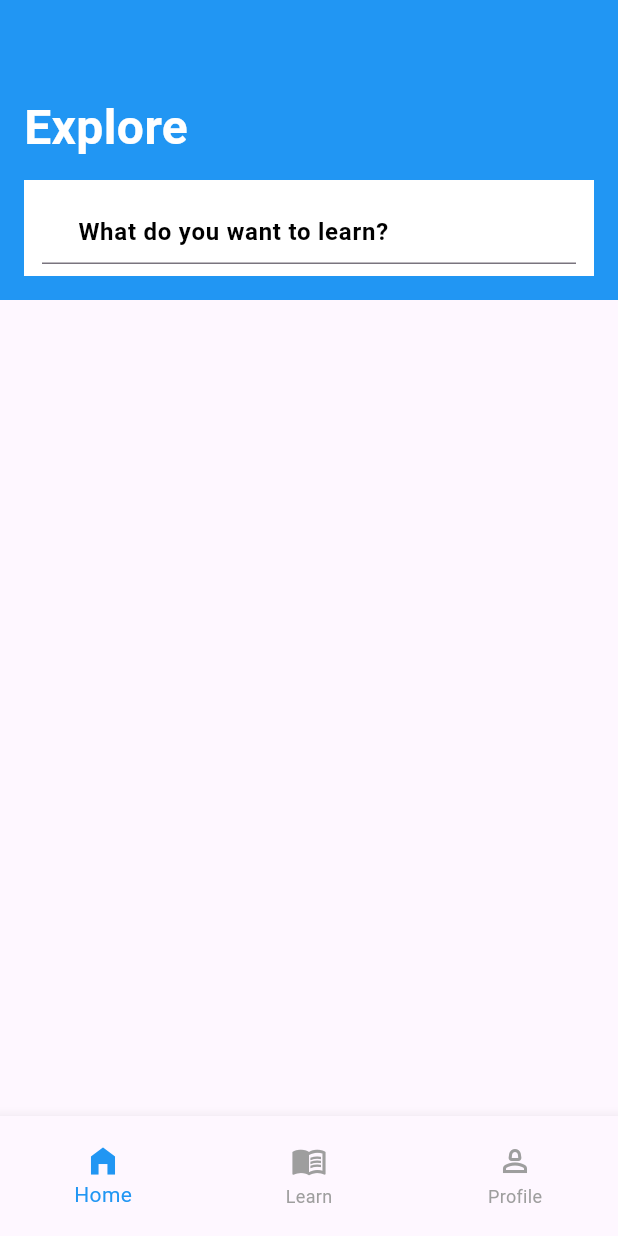
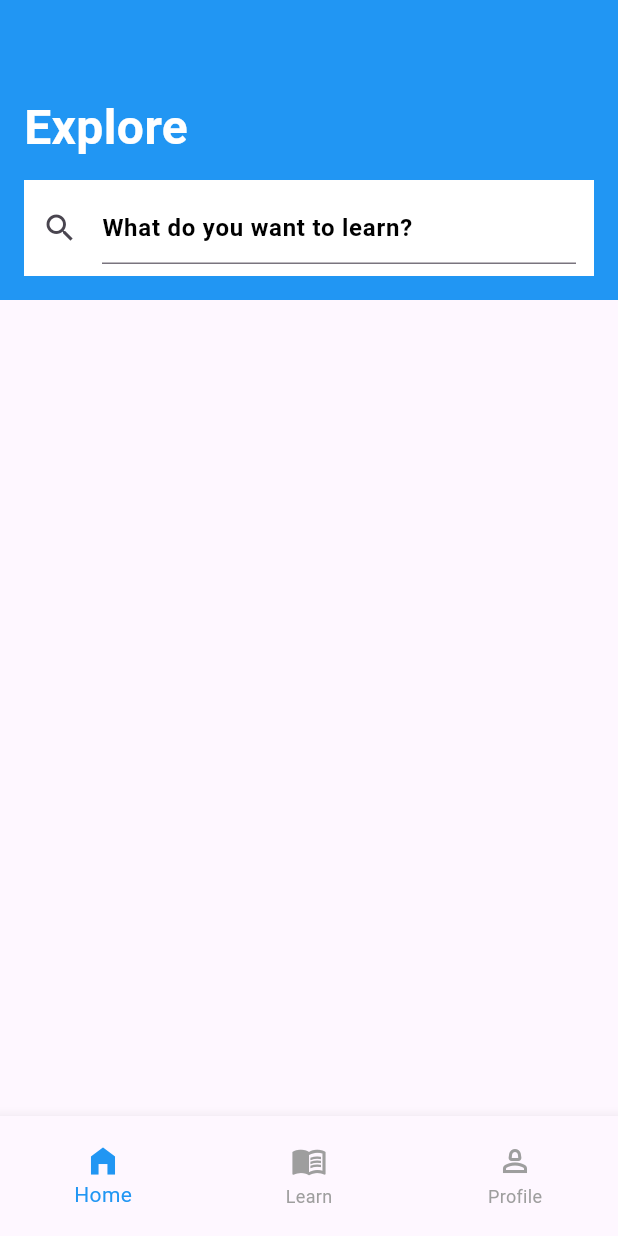
Before and after one commit to JAICHANGPARK/flutter_notebook_chapter_43, a Flutter app: the ELearningHomePage screen opened directly, on a phone screen of 412 x 824 dp. Run offline on Flutter 3.47's test engine with Material 3 defaults, Android fonts, the phone set to English and light mode, and no system bars.

Commit message:
Update e_learning_home_page.dart

```diff
--- a/lib/ep2151_e_learning_app/views/e_learning_home_page.dart
+++ b/lib/ep2151_e_learning_app/views/e_learning_home_page.dart
@@ -45,15 +45,14 @@ class _ELearningHomePageState extends State<ELearningHomePage> {
                         padding: EdgeInsets.symmetric(horizontal: 12, vertical: 8),
                         child: TextField(
                           decoration: InputDecoration(
-                              prefix: Icon(Icons.search),
+                              // prefix: Icon(Icons.search),
                               hintText: "What do you want to learn?",
                               hintStyle: TextStyle(
                                 fontSize: 16,
                                 color: Colors.black,
                                 fontWeight: FontWeight.bold,
-                              )
-                              // icon: Icon(Icons.search)
                               ),
+                              icon: Icon(Icons.search)),
                         ),
                       )
                     ],
```
